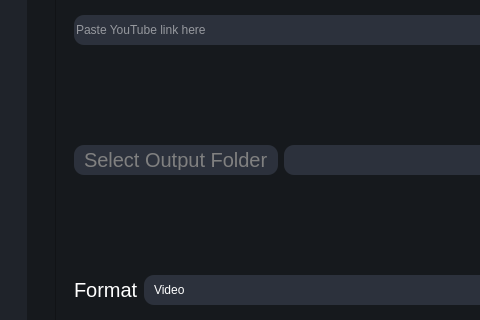
Above: mainwindow.ui from TNTwise/ytdlp-gui before the change; both pictures show x 0 to 480 and y 95 to 415 of the 929 by 712 pixel window. Below: the same form after it.
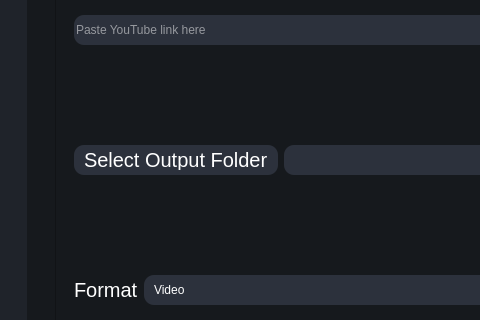
That is the form after the change. The open tabs and pages were chosen to show the change. Icons and pictures are not drawn.

Patch:
```diff
--- a/mainwindow.ui
+++ b/mainwindow.ui
@@ -346,7 +346,7 @@
                            <item>
                             <widget class="QPushButton" name="outputFileSelectButton">
                              <property name="enabled">
-                              <bool>false</bool>
+                              <bool>true</bool>
                              </property>
                              <property name="minimumSize">
                               <size>
```
Left out of the diff: 4 changed lines with no effect on the pictures.
